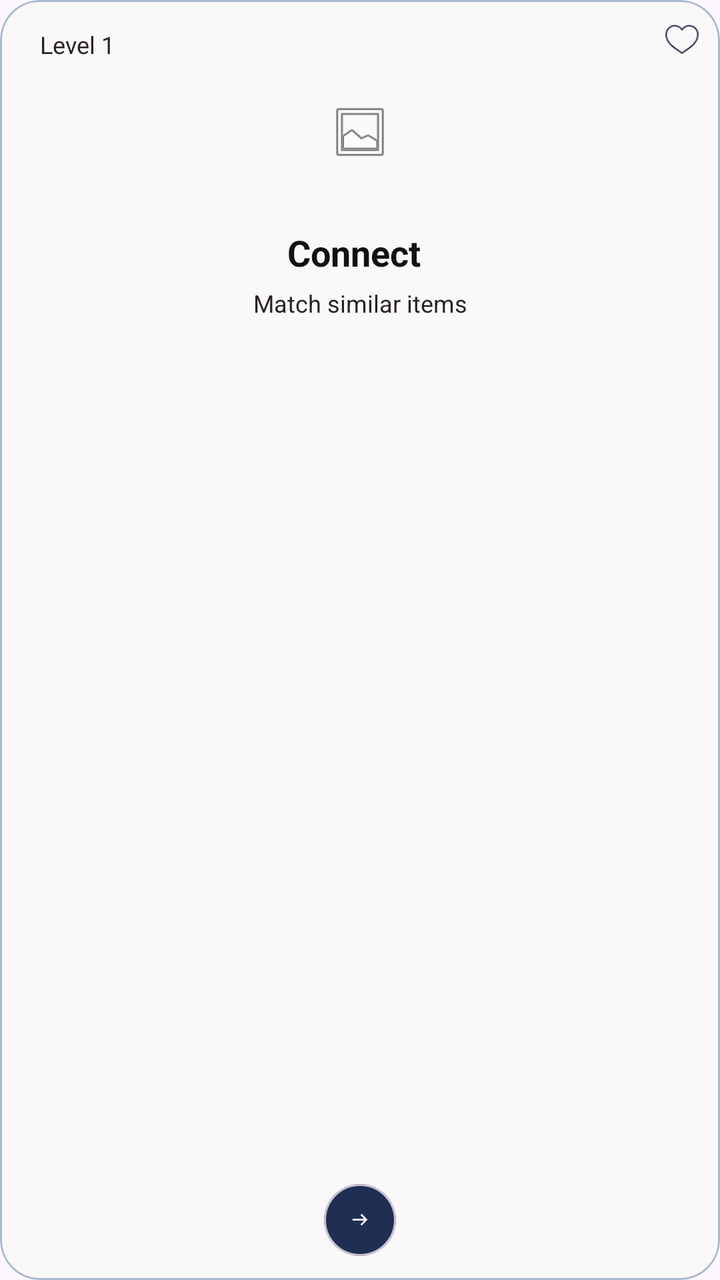
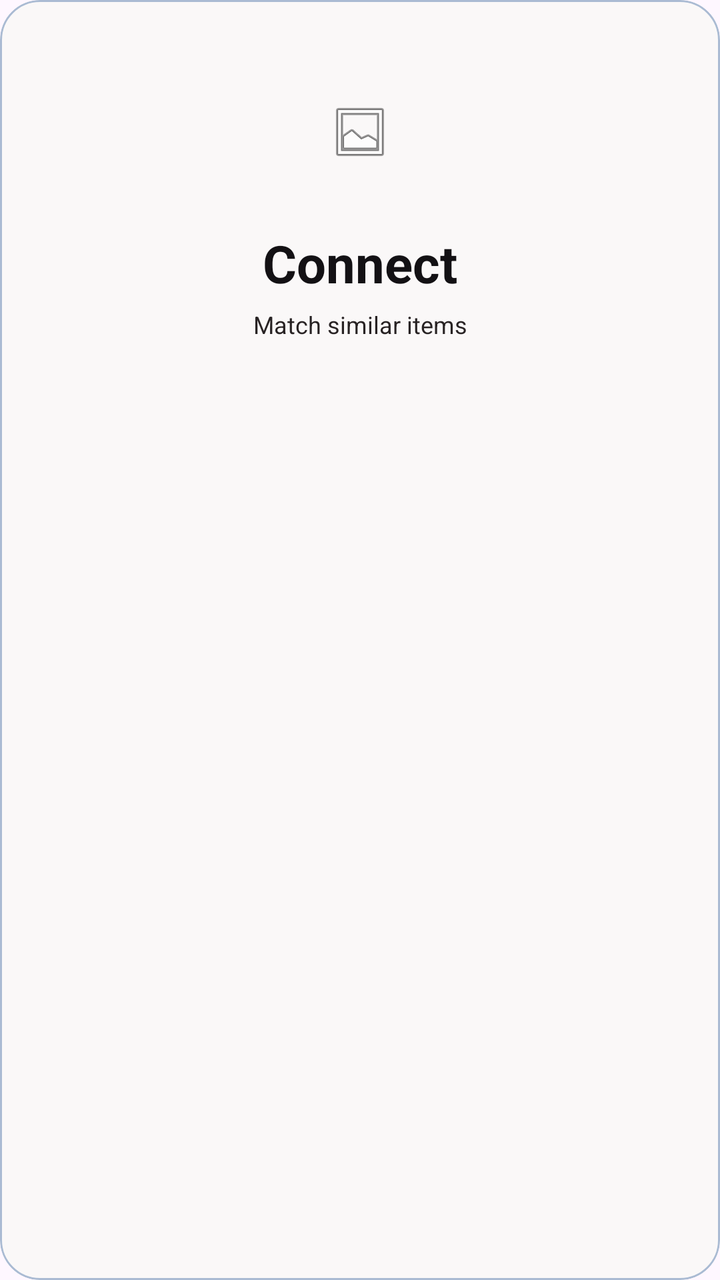

Screens rendered from an Android XML layout before and after an edit, with the pre-edit source and the edit as a unified diff.
<!-- AndroidManifest.xml: application theme Theme.DownSteps1 -->
<!-- res/layout/item_game.xml -->
<com.google.android.material.card.MaterialCardView xmlns:android="http://schemas.android.com/apk/res/android"
    xmlns:app="http://schemas.android.com/apk/res-auto"
    style="@style/Card"
    android:layout_width="match_parent"
    android:layout_height="215dp"
    android:layout_margin="8dp"
    android:layoutDirection="ltr">

    <FrameLayout
        android:layout_width="match_parent"
        android:layout_height="match_parent">

        
        <TextView
            android:id="@+id/tvGameLevel"
            android:layout_width="wrap_content"
            android:layout_height="wrap_content"
            android:layout_gravity="top|start"
            android:layout_margin="10dp"
            android:paddingStart="10dp"
            android:paddingEnd="10dp"
            android:paddingTop="4dp"
            android:paddingBottom="4dp"
            android:text="Level 1"
            style="@style/Text.Small" />

        
        <ImageView
            android:id="@+id/btnFavorite"
            android:layout_width="18dp"
            android:layout_height="18dp"
            android:layout_gravity="top|end"
            android:layout_margin="10dp"
            android:src="@drawable/ic_heart_outline"
            app:tint="@color/card_game"
            android:contentDescription="Favorite" />

        
        <LinearLayout
            android:layout_width="match_parent"
            android:layout_height="match_parent"
            android:orientation="vertical"
            android:gravity="center_horizontal"
            android:paddingStart="12dp"
            android:paddingEnd="12dp"
            android:paddingTop="26dp"
            android:paddingBottom="12dp">

            
            <ImageView
                android:id="@+id/imgGame"
                android:layout_width="100dp"
                android:layout_height="80dp"
                android:scaleType="centerInside"
                android:src="@android:drawable/ic_menu_gallery"
                android:contentDescription="Game image" />

            
            <LinearLayout
                android:layout_width="wrap_content"
                android:layout_height="wrap_content"
                android:orientation="horizontal"
                android:gravity="center"
                android:layout_marginTop="8dp">

                <TextView
                    android:id="@+id/tvGameName"
                    style="@style/Text.Section"
                    android:layout_width="wrap_content"
                    android:layout_height="wrap_content"
                    android:text="Connect" />
                <Space
                    android:layout_width="6dp"
                    android:layout_height="wrap_content" />

                <LinearLayout
                    android:id="@+id/badgePopular"
                    android:layout_width="wrap_content"
                    android:layout_height="wrap_content"
                    android:background="#FFF3CD"
                    android:paddingStart="6dp"
                    android:paddingEnd="6dp"
                    android:paddingTop="2dp"
                    android:paddingBottom="2dp"
                    android:orientation="horizontal"
                    android:gravity="center"
                    android:visibility="gone">

                    <TextView
                        android:layout_width="wrap_content"
                        android:layout_height="wrap_content"
                        android:text="🔥"
                        android:textSize="10sp" />

                    <TextView
                        android:layout_width="wrap_content"
                        android:layout_height="wrap_content"
                        android:text="Popular"
                        android:textColor="#FF9800"
                        android:textSize="10sp"
                        android:textStyle="bold"
                        android:layout_marginStart="2dp"/>
                </LinearLayout>

            </LinearLayout>

            
            <TextView
                android:id="@+id/tvGameDesc"
                style="@style/Text.Small"
                android:layout_width="match_parent"
                android:layout_height="wrap_content"
                android:layout_marginTop="5dp"
                android:ellipsize="end"
                android:gravity="center"
                android:maxLines="2"
                android:text="Match similar items" />

            <Space
                android:layout_width="wrap_content"
                android:layout_height="0dp"
                android:layout_weight="1" />

            
            <com.google.android.material.card.MaterialCardView
                android:id="@+id/btnStartCircle"
                android:layout_width="36dp"
                android:layout_height="36dp"
                android:layout_gravity="center_horizontal"
                android:layout_marginTop="4dp"
                app:cardCornerRadius="18dp"
                app:cardElevation="0dp"
                app:cardBackgroundColor="@color/btn_primary">
                <ImageView
                    android:id="@+id/imgArrow"
                    android:layout_width="10dp"
                    android:layout_height="23dp"
                    android:layout_gravity="center"
                    android:contentDescription="Start"
                    android:src="@drawable/ic_arrow_right"
                    app:tint="#FFFFFF" />
            </com.google.android.material.card.MaterialCardView>

        </LinearLayout>

    </FrameLayout>

</com.google.android.material.card.MaterialCardView>
<!-- resources referenced by this layout -->
<resources>
  <color name="btn_primary">#212E53</color>
  <color name="card_game">#212E53</color>
  <!-- drawable ic_arrow_right: png bitmap (drawable, 222 bytes) -->
  <!-- drawable ic_heart_outline: png bitmap (drawable, 922 bytes) -->
  <style name="Card">
          <item name="cardBackgroundColor">@color/card_bg</item>
          <item name="cardCornerRadius">20dp</item>
          <item name="strokeWidth">1dp</item>
          <item name="strokeColor">@color/card_border</item>
          <item name="cardUseCompatPadding">false</item>
      </style>
  <style name="Text.Section">
          <item name="android:textColor">@color/text_title</item>
          <item name="android:textSize">18sp</item>
          <item name="android:textStyle">bold</item>
      </style>
  <style name="Text.Small">
          <item name="android:textColor">@color/text_small</item>
          <item name="android:textSize">12sp</item>
      </style>
  <style name="Theme.DownSteps1" parent="Base.Theme.DownSteps1" />
  <color name="card_bg">#FAF8F8</color>
  <color name="card_border">#AABBD3</color>
  <color name="text_title">#131114</color>
  <color name="text_small">#282324</color>
  <style name="Base.Theme.DownSteps1" parent="Theme.Material3.DayNight.NoActionBar">
          
          
          <item name="colorPrimary">@color/btn_primary</item>
          <item name="colorSecondary">@color/btn_primary</item>
          <item name="colorAccent">@color/btn_primary</item>
      </style>
</resources>

<!-- the commit's change to res/layout/item_game.xml (unified diff, before → after) -->
@@ -10,32 +10,6 @@
         android:layout_width="match_parent"
         android:layout_height="match_parent">
 
-        
-        <TextView
-            android:id="@+id/tvGameLevel"
-            android:layout_width="wrap_content"
-            android:layout_height="wrap_content"
-            android:layout_gravity="top|start"
-            android:layout_margin="10dp"
-            android:paddingStart="10dp"
-            android:paddingEnd="10dp"
-            android:paddingTop="4dp"
-            android:paddingBottom="4dp"
-            android:text="Level 1"
-            style="@style/Text.Small" />
-
-        
-        <ImageView
-            android:id="@+id/btnFavorite"
-            android:layout_width="18dp"
-            android:layout_height="18dp"
-            android:layout_gravity="top|end"
-            android:layout_margin="10dp"
-            android:src="@drawable/ic_heart_outline"
-            app:tint="@color/card_game"
-            android:contentDescription="Favorite" />
-
-        
         <LinearLayout
             android:layout_width="match_parent"
             android:layout_height="match_parent"
@@ -46,7 +20,6 @@
             android:paddingTop="26dp"
             android:paddingBottom="12dp">
 
-            
             <ImageView
                 android:id="@+id/imgGame"
                 android:layout_width="100dp"
@@ -55,56 +28,14 @@
                 android:src="@android:drawable/ic_menu_gallery"
                 android:contentDescription="Game image" />
 
-            
-            <LinearLayout
+            <TextView
+                android:id="@+id/tvGameName"
+                style="@style/Text.Title"
                 android:layout_width="wrap_content"
                 android:layout_height="wrap_content"
-                android:orientation="horizontal"
-                android:gravity="center"
-                android:layout_marginTop="8dp">
+                android:layout_marginTop="8dp"
+                android:text="Connect" />
 
-                <TextView
-                    android:id="@+id/tvGameName"
-                    style="@style/Text.Section"
-                    android:layout_width="wrap_content"
-                    android:layout_height="wrap_content"
-                    android:text="Connect" />
-                <Space
-                    android:layout_width="6dp"
-                    android:layout_height="wrap_content" />
-
-                <LinearLayout
-                    android:id="@+id/badgePopular"
-                    android:layout_width="wrap_content"
-                    android:layout_height="wrap_content"
-                    android:background="#FFF3CD"
-                    android:paddingStart="6dp"
-                    android:paddingEnd="6dp"
-                    android:paddingTop="2dp"
-                    android:paddingBottom="2dp"
-                    android:orientation="horizontal"
-                    android:gravity="center"
-                    android:visibility="gone">
-
-                    <TextView
-                        android:layout_width="wrap_content"
-                        android:layout_height="wrap_content"
-                        android:text="🔥"
-                        android:textSize="10sp" />
-
-                    <TextView
-                        android:layout_width="wrap_content"
-                        android:layout_height="wrap_content"
-                        android:text="Popular"
-                        android:textColor="#FF9800"
-                        android:textSize="10sp"
-                        android:textStyle="bold"
-                        android:layout_marginStart="2dp"/>
-                </LinearLayout>
-
-            </LinearLayout>
-
-            
             <TextView
                 android:id="@+id/tvGameDesc"
                 style="@style/Text.Small"
@@ -116,31 +47,6 @@
                 android:maxLines="2"
                 android:text="Match similar items" />
 
-            <Space
-                android:layout_width="wrap_content"
-                android:layout_height="0dp"
-                android:layout_weight="1" />
-
-            
-            <com.google.android.material.card.MaterialCardView
-                android:id="@+id/btnStartCircle"
-                android:layout_width="36dp"
-                android:layout_height="36dp"
-                android:layout_gravity="center_horizontal"
-                android:layout_marginTop="4dp"
-                app:cardCornerRadius="18dp"
-                app:cardElevation="0dp"
-                app:cardBackgroundColor="@color/btn_primary">
-                <ImageView
-                    android:id="@+id/imgArrow"
-                    android:layout_width="10dp"
-                    android:layout_height="23dp"
-                    android:layout_gravity="center"
-                    android:contentDescription="Start"
-                    android:src="@drawable/ic_arrow_right"
-                    app:tint="#FFFFFF" />
-            </com.google.android.material.card.MaterialCardView>
-
         </LinearLayout>
 
     </FrameLayout>
<!-- resource entries referenced after the edit -->
@@ -1,9 +1,5 @@
 <!-- resources referenced by this layout -->
 <resources>
-  <color name="btn_primary">#212E53</color>
-  <color name="card_game">#212E53</color>
-  <!-- drawable ic_arrow_right: png bitmap (drawable, 222 bytes) -->
-  <!-- drawable ic_heart_outline: png bitmap (drawable, 922 bytes) -->
   <style name="Card">
           <item name="cardBackgroundColor">@color/card_bg</item>
           <item name="cardCornerRadius">20dp</item>
@@ -11,20 +7,20 @@
           <item name="strokeColor">@color/card_border</item>
           <item name="cardUseCompatPadding">false</item>
       </style>
-  <style name="Text.Section">
-          <item name="android:textColor">@color/text_title</item>
-          <item name="android:textSize">18sp</item>
-          <item name="android:textStyle">bold</item>
-      </style>
   <style name="Text.Small">
           <item name="android:textColor">@color/text_small</item>
           <item name="android:textSize">12sp</item>
       </style>
+  <style name="Text.Title">
+          <item name="android:textColor">@color/text_title</item>
+          <item name="android:textSize">26sp</item>
+          <item name="android:textStyle">bold</item>
+      </style>
   <style name="Theme.DownSteps1" parent="Base.Theme.DownSteps1" />
   <color name="card_bg">#FAF8F8</color>
   <color name="card_border">#AABBD3</color>
+  <color name="text_small">#282324</color>
   <color name="text_title">#131114</color>
-  <color name="text_small">#282324</color>
   <style name="Base.Theme.DownSteps1" parent="Theme.Material3.DayNight.NoActionBar">
           
           
@@ -32,5 +28,6 @@
           <item name="colorSecondary">@color/btn_primary</item>
           <item name="colorAccent">@color/btn_primary</item>
       </style>
+  <color name="btn_primary">#212E53</color>
 </resources>
 
